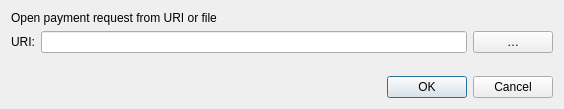
Before: the Qt Designer form src/qt/forms/openuridialog.ui in bitnet-io/bitnet-core, drawn with Qt 5.
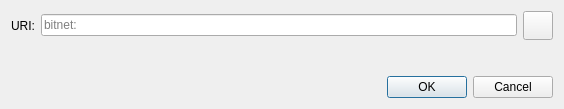
After: the same form once the commit is applied. Icons and pictures are not drawn. Custom widgets are drawn as their Qt base class.

Commit message: push for sha256 instead of scrypt (now with more segwit)

The edit to the form file:
```diff
--- a/src/qt/forms/openuridialog.ui
+++ b/src/qt/forms/openuridialog.ui
@@ -14,13 +14,6 @@
    <string>Open URI</string>
   </property>
   <layout class="QVBoxLayout" name="verticalLayout">
-   <item>
-    <widget class="QLabel" name="label_2">
-     <property name="text">
-      <string>Open payment request from URI or file</string>
-     </property>
-    </widget>
-   </item>
    <item>
     <layout class="QHBoxLayout" name="horizontalLayout">
      <item>
@@ -31,18 +24,30 @@
       </widget>
      </item>
      <item>
-      <widget class="QValidatedLineEdit" name="uriEdit"/>
+      <widget class="QValidatedLineEdit" name="uriEdit">
+       <property name="placeholderText">
+        <string notr="true">bitnet:</string>
+       </property>
+      </widget>
      </item>
      <item>
-      <widget class="QPushButton" name="selectFileButton">
+      <widget class="QToolButton" name="pasteButton">
        <property name="toolTip">
         <string>Select payment request file</string>
        </property>
        <property name="text">
-        <string notr="true">…</string>
+        <string/>
        </property>
-       <property name="autoDefault">
-        <bool>false</bool>
+       <property name="icon">
+        <iconset resource="../bitnet.qrc">
+         <normaloff>:/icons/editpaste</normaloff>:/icons/editpaste
+        </iconset>
+       </property>
+       <property name="iconSize">
+        <size>
+         <width>22</width>
+         <height>22</height>
+        </size>
        </property>
       </widget>
      </item>
```
Left out of the diff: 6 changed lines with no effect on the pictures. The commit also changes 4762 other files.
